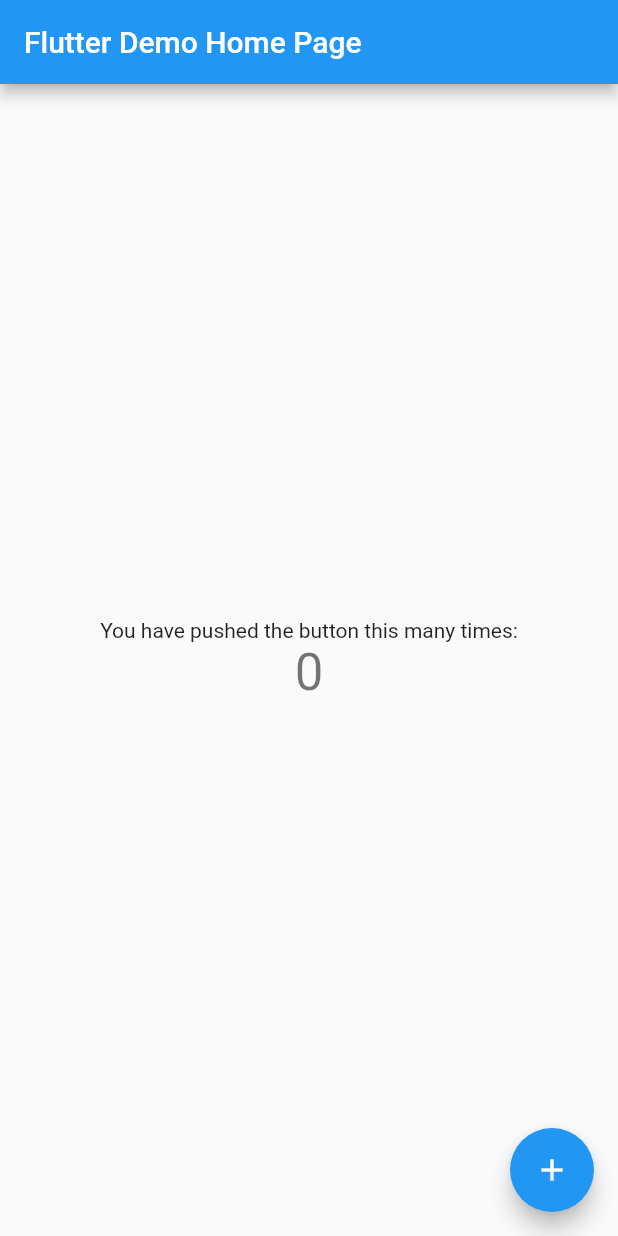
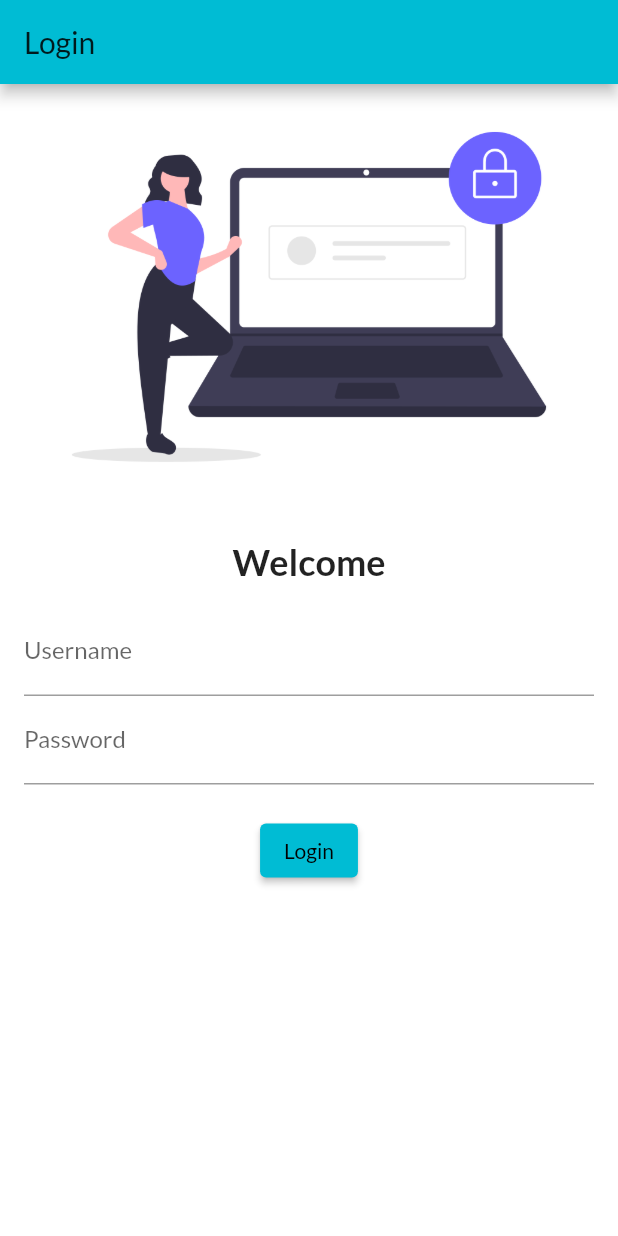
Before and after one commit to khann786asif/flutter_app, a Flutter app: the screen it shows after launch, on a phone screen of 412 x 824 dp. Run offline on Flutter 3.47's test engine with Material 2 defaults, Android fonts, the phone set to English and light mode, and no system bars; our stand-ins replace google_fonts.

Commit message:
"Day4 commit"

```diff
--- a/lib/main.dart
+++ b/lib/main.dart
@@ -1,113 +1,23 @@
 import 'package:flutter/material.dart';
+import 'package:flutter_app/screens/home_page.dart';
+import 'package:flutter_app/screens/login_page.dart';
+import 'package:google_fonts/google_fonts.dart';
 
 void main() {
   runApp(MyApp());
 }
 
 class MyApp extends StatelessWidget {
-  // This widget is the root of your application.
+
   @override
   Widget build(BuildContext context) {
     return MaterialApp(
-      title: 'Flutter Demo',
+      debugShowCheckedModeBanner: false,
       theme: ThemeData(
-        // This is the theme of your application.
-        //
-        // Try running your application with "flutter run". You'll see the
-        // application has a blue toolbar. Then, without quitting the app, try
-        // changing the primarySwatch below to Colors.green and then invoke
-        // "hot reload" (press "r" in the console where you ran "flutter run",
-        // or simply save your changes to "hot reload" in a Flutter IDE).
-        // Notice that the counter didn't reset back to zero; the application
-        // is not restarted.
-        primarySwatch: Colors.blue,
+        fontFamily: GoogleFonts.lato().fontFamily,
+        primarySwatch: Colors.cyan,
       ),
-      home: MyHomePage(title: 'Flutter Demo Home Page'),
+      home: Login()
     );
   }
 }
-
-class MyHomePage extends StatefulWidget {
-  MyHomePage({Key? key, required this.title}) : super(key: key);
-
-  // This widget is the home page of your application. It is stateful, meaning
-  // that it has a State object (defined below) that contains fields that affect
-  // how it looks.
-
-  // This class is the configuration for the state. It holds the values (in this
-  // case the title) provided by the parent (in this case the App widget) and
-  // used by the build method of the State. Fields in a Widget subclass are
-  // always marked "final".
-
-  final String title;
-
-  @override
-  _MyHomePageState createState() => _MyHomePageState();
-}
-
-class _MyHomePageState extends State<MyHomePage> {
-  int _counter = 0;
-
-  void _incrementCounter() {
-    setState(() {
-      // This call to setState tells the Flutter framework that something has
-      // changed in this State, which causes it to rerun the build method below
-      // so that the display can reflect the updated values. If we changed
-      // _counter without calling setState(), then the build method would not be
-      // called again, and so nothing would appear to happen.
-      _counter++;
-    });
-  }
-
-  @override
-  Widget build(BuildContext context) {
-    // This method is rerun every time setState is called, for instance as done
-    // by the _incrementCounter method above.
-    //
-    // The Flutter framework has been optimized to make rerunning build methods
-    // fast, so that you can just rebuild anything that needs updating rather
-    // than having to individually change instances of widgets.
-    return Scaffold(
-      appBar: AppBar(
-        // Here we take the value from the MyHomePage object that was created by
-        // the App.build method, and use it to set our appbar title.
-        title: Text(widget.title),
-      ),
-      body: Center(
-        // Center is a layout widget. It takes a single child and positions it
-        // in the middle of the parent.
-        child: Column(
-          // Column is also a layout widget. It takes a list of children and
-          // arranges them vertically. By default, it sizes itself to fit its
-          // children horizontally, and tries to be as tall as its parent.
-          //
-          // Invoke "debug painting" (press "p" in the console, choose the
-          // "Toggle Debug Paint" action from the Flutter Inspector in Android
-          // Studio, or the "Toggle Debug Paint" command in Visual Studio Code)
-          // to see the wireframe for each widget.
-          //
-          // Column has various properties to control how it sizes itself and
-          // how it positions its children. Here we use mainAxisAlignment to
-          // center the children vertically; the main axis here is the vertical
-          // axis because Columns are vertical (the cross axis would be
-          // horizontal).
-          mainAxisAlignment: MainAxisAlignment.center,
-          children: <Widget>[
-            Text(
-              'You have pushed the button this many times:',
-            ),
-            Text(
-              '$_counter',
-              style: Theme.of(context).textTheme.headline4,
-            ),
-          ],
-        ),
-      ),
-      floatingActionButton: FloatingActionButton(
-        onPressed: _incrementCounter,
-        tooltip: 'Increment',
-        child: Icon(Icons.add),
-      ), // This trailing comma makes auto-formatting nicer for build methods.
-    );
-  }
-}
--- a/lib/screens/home_page.dart
+++ b/lib/screens/home_page.dart
@@ -0,0 +1,26 @@
+import 'package:flutter/material.dart';
+
+class Home extends StatelessWidget {
+  @override
+  Widget build(BuildContext context) {
+    return Scaffold(
+      drawer: Drawer(),
+      appBar: AppBar(
+        title: Text("My App"),),
+      body: Material(
+        color: Colors.lightGreenAccent,
+        child: Padding(
+          padding: const EdgeInsets.all(1.0),
+          child: Center(
+            child: Container(
+              alignment: Alignment.center,
+              color: Colors.blueAccent,
+              height: 30.0,
+              child: Text("Hello"),
+            ),
+          ),
+        ),
+      ),
+    );
+  }
+}
--- a/lib/screens/login_page.dart
+++ b/lib/screens/login_page.dart
@@ -0,0 +1,50 @@
+import 'package:flutter/material.dart';
+
+class Login extends StatelessWidget {
+  @override
+  Widget build(BuildContext context) {
+    return Scaffold(
+      appBar: AppBar(
+        title: Text("Login"),
+      ),
+        body: Material(
+        color: Colors.white,
+        child: Column(
+          children: [
+            Image.asset("assets/images/login.png",
+            fit: BoxFit.cover,),
+            SizedBox(
+              height: 20.0,
+            ),
+            Text("Welcome", style:
+              TextStyle(fontSize: 24.0,
+              fontWeight: FontWeight.bold),),
+            Padding(
+              padding: const EdgeInsets.all(16.0),
+              child: Column(
+                children: [
+                  TextFormField(
+                    decoration: InputDecoration(
+                        labelText: "Username",
+                        hintText: "Enter UserName"
+                    ),
+                  ),
+                  TextFormField(
+                      obscureText: true,
+                      decoration: InputDecoration(
+                        labelText: "Password",
+                        hintText: "Enter Password",
+                      )),
+                  SizedBox(height: 20.0,),
+                  ElevatedButton(
+                      onPressed: (){},
+                      child: Text("Login")),
+                ],
+              ),
+            )
+          ],
+        ),
+    ),
+      );
+  }
+}
--- a/pubspec.yaml
+++ b/pubspec.yaml
@@ -28,6 +28,7 @@ dependencies:
   # The following adds the Cupertino Icons font to your application.
   # Use with the CupertinoIcons class for iOS style icons.
   cupertino_icons: ^1.0.2
+  google_fonts: ^2.1.0
 
 dev_dependencies:
   flutter_test:
@@ -45,8 +46,8 @@ flutter:
   uses-material-design: true
 
   # To add assets to your application, add an assets section, like this:
-  # assets:
-  #   - images/a_dot_burr.jpeg
+  assets:
+    - assets/images/
   #   - images/a_dot_ham.jpeg
 
   # An image asset can refer to one or more resolution-specific "variants", see
```
Also changed, not shown: pubspec.lock.
